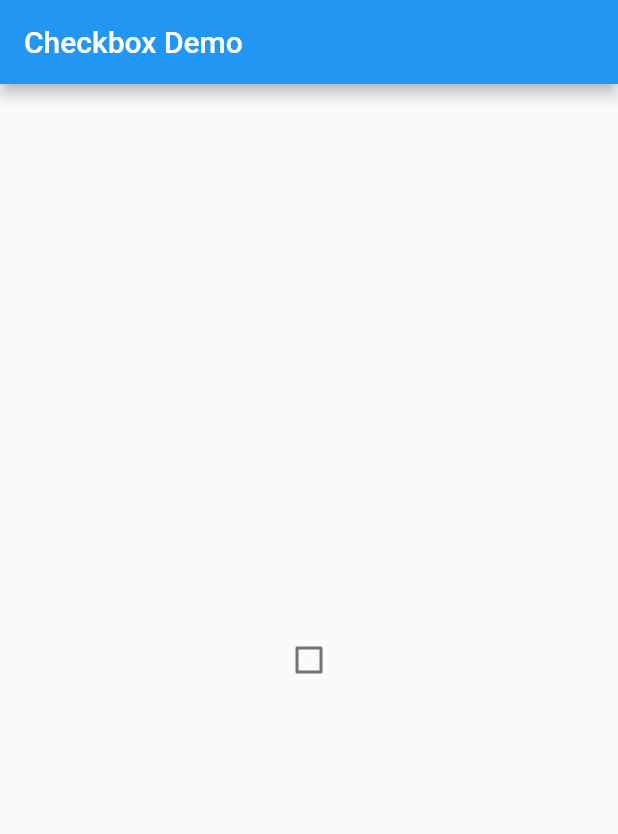
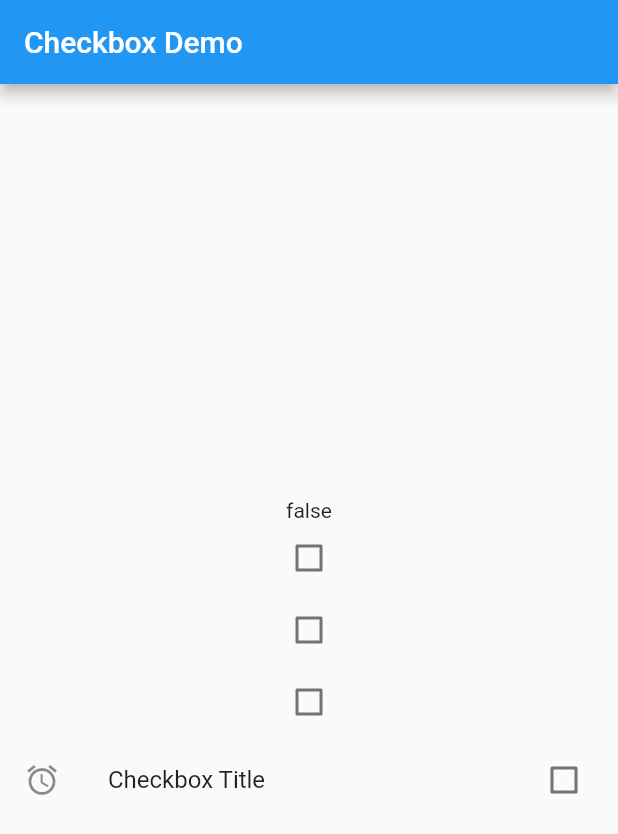
Before and after one commit to Nikolaiko/flutter_examples, a Flutter app: the screen it shows after launch, on a phone screen of 412 x 824 dp. Shown: the top 834 px of the screen. Run offline on Flutter 3.47's test engine with Material 2 defaults, Android fonts, the phone set to English and light mode, and no system bars; our stand-ins replace permission_handler.

Commit message:
Закончил пример с чекбоксом.

```diff
--- a/widgets/checkbox_widget/lib/main.dart
+++ b/widgets/checkbox_widget/lib/main.dart
@@ -28,11 +28,28 @@ class MyHomePage extends StatefulWidget {
 }
 
 class _MyHomePageState extends State<MyHomePage> {
-  bool _checkBoxValue = false;
+  bool _firstCheckBoxValue = false;
+  bool _secondCheckBoxValue = false;
+  bool _tripleState = false;
+  bool _listTileState = false;
+  String _stringState = false.toString();
 
-  void _checkBoxValueChange(bool newValue) {
+  void _firstCheckBoxValueChange(bool newValue) {
     setState(() {
-      _checkBoxValue = newValue;
+      _firstCheckBoxValue = newValue;
+    });
+  }
+
+  void _secondCheckBoxValueChange(bool newValue) {
+    setState(() {
+      _secondCheckBoxValue = newValue;
+    });
+  }
+
+  void _tripleCheckBoxValueChange(bool newValue) {
+    setState(() {
+      _tripleState = newValue;
+      _stringState = "Triple state : ${_tripleState.toString()}";
     });
   }
 
@@ -46,7 +63,27 @@ class _MyHomePageState extends State<MyHomePage> {
         child: Column(
           mainAxisAlignment: MainAxisAlignment.center,
           children: <Widget>[
-            Checkbox(value: _checkBoxValue, onChanged: _checkBoxValueChange)
+            Text(_stringState),
+            Checkbox(value: _tripleState, onChanged: _tripleCheckBoxValueChange, tristate: true),
+            Checkbox(value: _firstCheckBoxValue, onChanged: _firstCheckBoxValueChange),
+            Checkbox(
+              activeColor: Colors.red,
+              checkColor: Colors.blueGrey,
+              hoverColor: Colors.yellow,
+              value: _secondCheckBoxValue,
+              onChanged: _secondCheckBoxValueChange
+            ),
+            CheckboxListTile(
+              value: _listTileState,
+              onChanged: (bool value) {
+                setState(() {
+                  _listTileState = value;
+                });
+              },
+              title: Text("Checkbox Title"),
+              controlAffinity: ListTileControlAffinity.trailing,
+              secondary: Icon(Icons.access_alarms),
+            )
           ],
         ),
       ),
```
